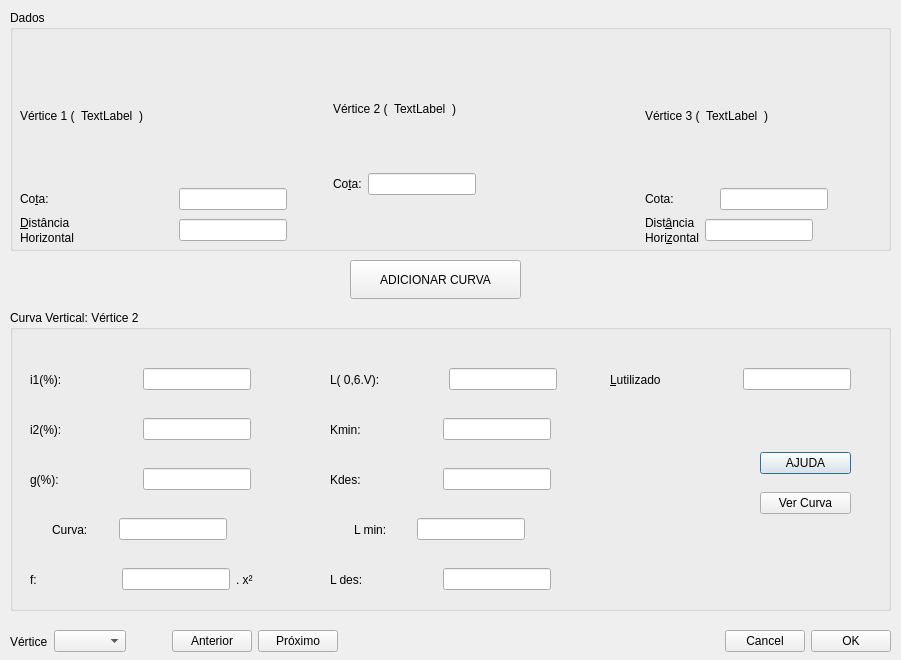
matheusfillipe/Topografia, file app/view/ui/Topo_dialog-cv.ui: the form before one commit.
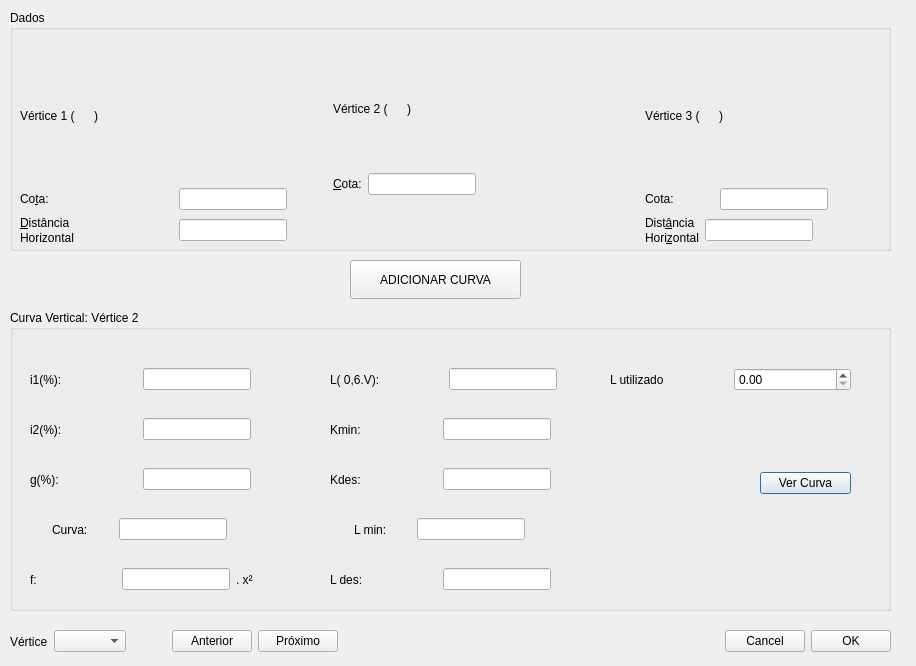
The form after the commit.

```diff
--- a/app/view/ui/Topo_dialog-cv.ui
+++ b/app/view/ui/Topo_dialog-cv.ui
@@ -6,8 +6,8 @@
    <rect>
     <x>0</x>
     <y>0</y>
-    <width>901</width>
-    <height>660</height>
+    <width>916</width>
+    <height>666</height>
    </rect>
   </property>
   <property name="windowTitle">
@@ -55,7 +55,7 @@
             <string extracomment="Dados referentes ao  vértice 1"/>
            </property>
            <property name="text">
-            <string>TextLabel</string>
+            <string/>
            </property>
           </widget>
          </item>
@@ -233,7 +233,7 @@
          <item>
           <widget class="QLabel" name="uiestaca">
            <property name="text">
-            <string>TextLabel</string>
+            <string/>
            </property>
           </widget>
          </item>
@@ -273,7 +273,7 @@
             <string extracomment="Cota do vértice em edição"/>
            </property>
            <property name="text">
-            <string>Co&amp;ta:</string>
+            <string>&amp;Cota:</string>
            </property>
            <property name="buddy">
             <cstring>uicota</cstring>
@@ -356,7 +356,7 @@
             <string extracomment="Dados referentes ao  vértice 3"/>
            </property>
            <property name="text">
-            <string>TextLabel</string>
+            <string/>
            </property>
           </widget>
          </item>
@@ -915,20 +915,17 @@
      <item>
       <widget class="QLabel" name="cotaLabel_23">
        <property name="text">
-        <string>&amp;Lutilizado</string>
-       </property>
-       <property name="buddy">
-        <cstring>uiLutilizado</cstring>
+        <string>L utilizado</string>
        </property>
       </widget>
      </item>
      <item>
-      <widget class="QLineEdit" name="uiLutilizado">
-       <property name="sizePolicy">
-        <sizepolicy hsizetype="Fixed" vsizetype="Fixed">
-         <horstretch>0</horstretch>
-         <verstretch>0</verstretch>
-        </sizepolicy>
+      <widget class="QDoubleSpinBox" name="uiLutilizado">
+       <property name="maximum">
+        <double>99999.990000000005239</double>
+       </property>
+       <property name="singleStep">
+        <double>10.000000000000000</double>
        </property>
       </widget>
      </item>
@@ -944,16 +941,6 @@
      </rect>
     </property>
     <layout class="QVBoxLayout" name="verticalLayout_2">
-     <item>
-      <widget class="QPushButton" name="helpBtn">
-       <property name="enabled">
-        <bool>true</bool>
-       </property>
-       <property name="text">
-        <string>AJUDA</string>
-       </property>
-      </widget>
-     </item>
      <item>
       <widget class="QPushButton" name="viewCurveBtn">
        <property name="text">
```
Left out of the diff: 2 changed lines with no effect on the pictures.
